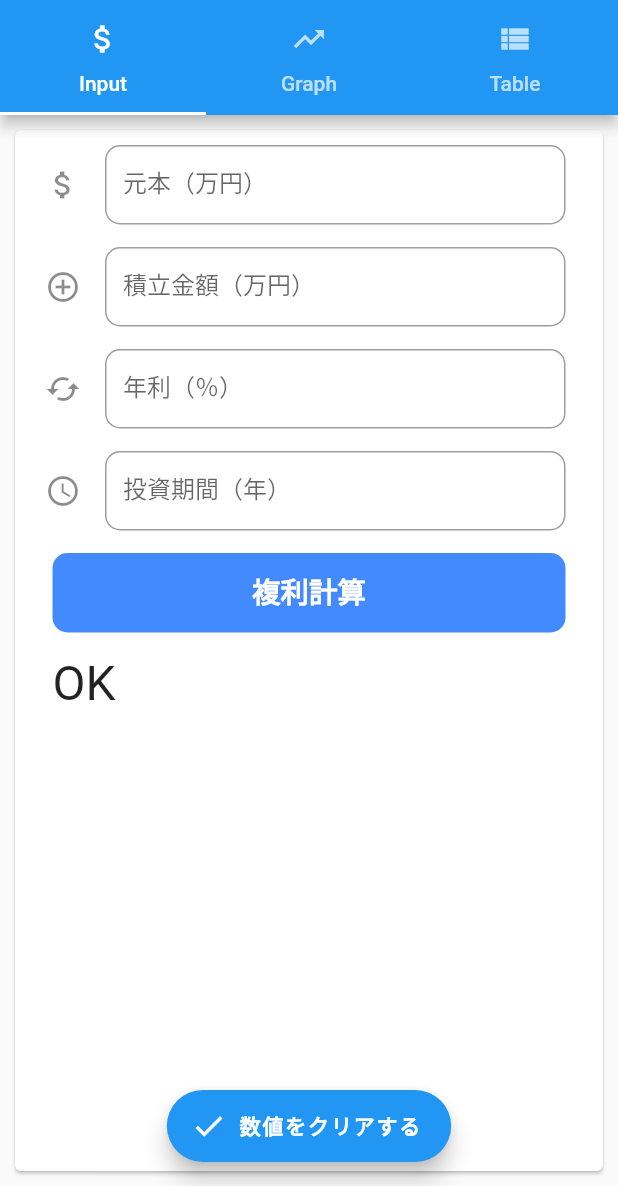
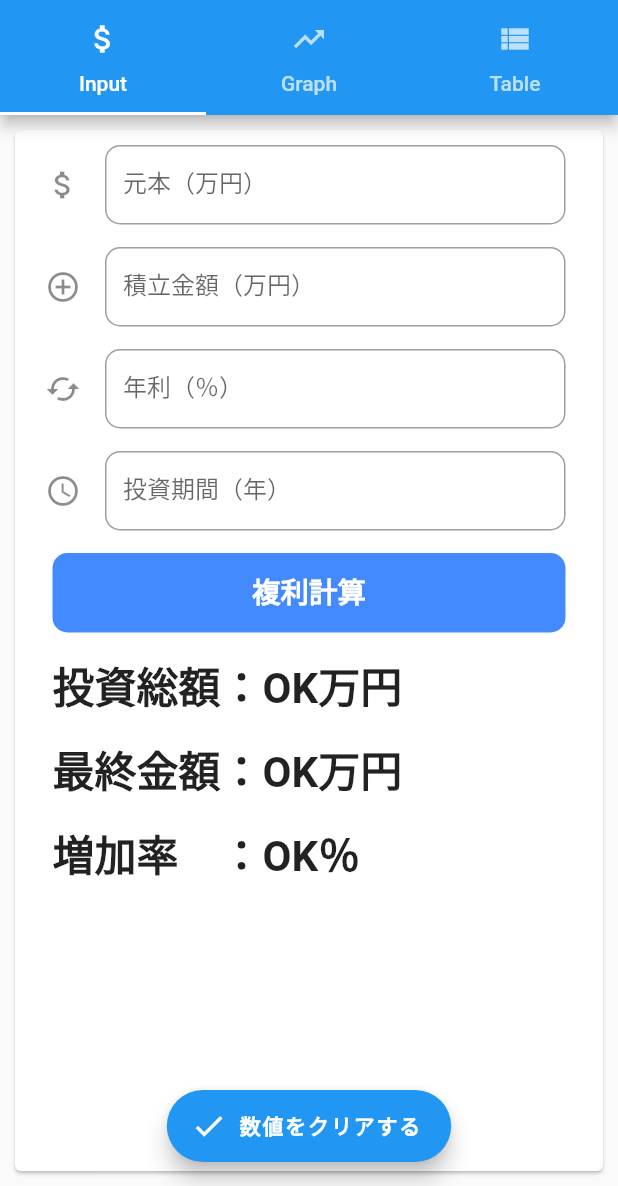
Before and after one commit to earlydogs/cupertino_practice, a Flutter app: the screen it shows after launch, on a phone screen of 412 x 824 dp, the part 50-1236 px from its top. Run offline on Flutter 3.47's test engine with Material 2 defaults, Android fonts, the phone set to English and light mode, and no system bars; drawn by our look-alikes of keyboard_actions; our stand-ins replace decimal; missing offline and left inert: dart:ffi.

Commit message:
20191224 3rd

```diff
--- a/lib/main.dart
+++ b/lib/main.dart
@@ -1,3 +1,5 @@
+import 'dart:ffi';
+
 import 'package:flutter/material.dart';
 import 'package:decimal/decimal.dart';
 import 'dart:math';
@@ -38,12 +40,76 @@ class _MainPageState extends State<MainPage> {
     Tab(text: 'Table', icon: Icon(Icons.view_list)),
   ];
 
+  final FocusNode _currentBalanceFocusNode = FocusNode();
+  final FocusNode _monthlyAdditionFocusNode = FocusNode();
+  final FocusNode _interestRateYearFocusNode = FocusNode();
+  final FocusNode _periodYearFocusNode = FocusNode();
+
+  String _inputCurrentBalance;
+  String _inputMonthlyAddition;
+  String _inputInterestRateYear;
+  String _inputPeriodYear;
+
+  final d = Decimal.tryParse;
+
+  //入力項目のコントローラ
+
+  var _controllerCurrentBalance = TextEditingController();
+  var _controllerMonthlyAddition = TextEditingController();
+  var _controllerInterestRateYear = TextEditingController();
+  var _controllerPeriodYear = TextEditingController();
+
+  KeyboardActionsConfig _buildConfig(BuildContext context) {
+    return KeyboardActionsConfig(
+      keyboardActionsPlatform: KeyboardActionsPlatform.ALL,
+      keyboardBarColor: Colors.grey[100],
+      nextFocus: true,
+      actions: [
+        KeyboardAction(
+          focusNode: _currentBalanceFocusNode,
+        ),
+        KeyboardAction(
+          focusNode: _monthlyAdditionFocusNode,
+        ),
+        KeyboardAction(
+          focusNode: _interestRateYearFocusNode,
+        ),
+        KeyboardAction(
+          focusNode: _periodYearFocusNode,
+        ),
+      ],
+    );
+  }
+
+  void buttonPressed() {
+    //big decimal で受け取る。が、Doubleで計算しちゃう。。
+//    var inputCurrentBalance = d(_controllerCurrentBalance.text);
+//    var inputMonthlyAddition = d(_controllerMonthlyAddition.text);
+//    var inputInterestRateYear = d(_controllerInterestRateYear.text);
+//    var inputPeriodYear = d(_controllerPeriodYear.text);
+//    var inputInterestRateYearNum =
+//    d((inputInterestRateYear.toDouble() / 100 + 1).toString());
+//    var inputInterestRateMonth =
+//        (pow(inputInterestRateYearNum.toDouble(), d('0.0833333').toDouble()) *
+//            10000)
+//            .round() /
+//            10000;
+
+//    calcValue(inputCurrentBalance, inputMonthlyAddition, inputInterestRateMonth,
+//        inputPeriodYear);
+
+    setState(() {
+      _inputCurrentBalance = _controllerCurrentBalance.text;
+    });
+  }
+
+  void calcValue(var a, var b, var c, var d) {}
+
   @override
   void initState() {
+    _inputCurrentBalance = 'OK';
     super.initState();
   }
-
-  var _controllerCurrentBalance = TextEditingController();
 
   @override
   Widget build(BuildContext context) {
@@ -68,8 +134,205 @@ class _MainPageState extends State<MainPage> {
         ),
         body: SafeArea(
           child: TabBarView(children: <Widget>[
-            FormKeyboardActions(
-              child: Content(controllerCurrentBalance: _controllerCurrentBalance),
+            KeyboardActions(
+              config: _buildConfig(context),
+              child: GestureDetector(
+                onTap: () {
+                  _currentBalanceFocusNode.unfocus();
+                  _monthlyAdditionFocusNode.unfocus();
+                  _interestRateYearFocusNode.unfocus();
+                  _periodYearFocusNode.unfocus();
+                },
+                child: Card(
+                  margin: EdgeInsets.all(10.0),
+                  child: SingleChildScrollView(
+                    child: Column(
+                      mainAxisAlignment: MainAxisAlignment.start,
+                      mainAxisSize: MainAxisSize.max,
+                      crossAxisAlignment: CrossAxisAlignment.stretch,
+                      children: <Widget>[
+                        Padding(
+                          padding: EdgeInsets.fromLTRB(20.0, 10.0, 25.0, 10.0),
+                          child: TextField(
+                            decoration: InputDecoration(
+                              labelText: "元本（万円）",
+                              hintText: "数値で入力してください",
+                              icon: Icon(Icons.attach_money),
+                              fillColor: Colors.blueAccent,
+                              border: OutlineInputBorder(
+                                  borderRadius: BorderRadius.circular(10.0)),
+                              counterText: "",
+                            ),
+                            controller: _controllerCurrentBalance,
+                            keyboardType: TextInputType.number,
+                            focusNode: _currentBalanceFocusNode,
+                            maxLength: 8,
+                            maxLengthEnforced: true,
+                            style: TextStyle(
+                                fontSize: 16.0,
+                                height: 0.8,
+                                color: Colors.blueAccent,
+                                fontWeight: FontWeight.w400,
+                                fontFamily: "Roboto"),
+                            onChanged: (controller) {
+                              setState(() {
+                                _inputCurrentBalance =
+                                    _controllerCurrentBalance.text;
+                              });
+                            },
+                          ),
+                        ),
+                        Padding(
+                          padding: EdgeInsets.fromLTRB(20.0, 5.0, 25.0, 10.0),
+                          child: TextField(
+                            decoration: InputDecoration(
+                              labelText: "積立金額（万円）",
+                              hintText: "数値で入力してください",
+                              icon: Icon(Icons.add_circle_outline),
+                              fillColor: Colors.blueAccent,
+                              border: OutlineInputBorder(
+                                  borderRadius: BorderRadius.circular(10.0)),
+                              counterText: "",
+                            ),
+                            controller: _controllerMonthlyAddition,
+                            keyboardType: TextInputType.number,
+                            focusNode: _monthlyAdditionFocusNode,
+                            maxLength: 8,
+                            maxLengthEnforced: true,
+                            style: TextStyle(
+                                fontSize: 16.0,
+                                height: 0.8,
+                                color: Colors.blueAccent,
+                                fontWeight: FontWeight.w400,
+                                fontFamily: "Roboto"),
+                            onChanged: (controller) {
+                              setState(() {
+                                _inputMonthlyAddition =
+                                    _controllerMonthlyAddition.text;
+                              });
+                            },
+                          ),
+                        ),
+                        Padding(
+                          padding: EdgeInsets.fromLTRB(20.0, 5.0, 25.0, 10.0),
+                          child: TextField(
+                            decoration: InputDecoration(
+                              labelText: "年利（％）",
+                              hintText: "数値で入力してください",
+                              icon: Icon(Icons.cached),
+                              fillColor: Colors.blueAccent,
+                              border: OutlineInputBorder(
+                                  borderRadius: BorderRadius.circular(10.0)),
+                              counterText: "",
+                            ),
+                            controller: _controllerInterestRateYear,
+                            keyboardType: TextInputType.number,
+                            focusNode: _interestRateYearFocusNode,
+                            maxLength: 5,
+                            maxLengthEnforced: true,
+                            style: TextStyle(
+                                fontSize: 16.0,
+                                height: 0.8,
+                                color: Colors.blueAccent,
+                                fontWeight: FontWeight.w400,
+                                fontFamily: "Roboto"),
+                            onChanged: (controller) {
+                              setState(() {
+                                _inputInterestRateYear =
+                                    _controllerInterestRateYear.text;
+                              });
+                            },
+                          ),
+                        ),
+                        Padding(
+                          padding: EdgeInsets.fromLTRB(20.0, 5.0, 25.0, 10.0),
+                          child: TextField(
+                            decoration: InputDecoration(
+                              labelText: "投資期間（年）",
+                              hintText: "数値で入力してください",
+                              icon: Icon(Icons.schedule),
+                              fillColor: Colors.blueAccent,
+                              border: OutlineInputBorder(
+                                  borderRadius: BorderRadius.circular(10.0)),
+                              counterText: "",
+                            ),
+                            controller: _controllerPeriodYear,
+                            keyboardType: TextInputType.number,
+                            focusNode: _periodYearFocusNode,
+                            maxLength: 5,
+                            maxLengthEnforced: true,
+                            style: TextStyle(
+                                fontSize: 16.0,
+                                height: 0.8,
+                                color: Colors.blueAccent,
+                                fontWeight: FontWeight.w400,
+                                fontFamily: "Roboto"),
+                            onChanged: (controller) {
+                              setState(() {
+                                _inputPeriodYear = _controllerPeriodYear.text;
+                              });
+                            },
+                          ),
+                        ),
+                        Padding(
+                          padding: EdgeInsets.fromLTRB(25.0, 5.0, 25.0, 10.0),
+                          child: FlatButton(
+                            padding: EdgeInsets.all(15.0),
+                            color: Colors.blueAccent,
+                            shape: RoundedRectangleBorder(
+                              borderRadius:
+                                  BorderRadius.all(Radius.circular(10.0)),
+                            ),
+                            child: Text(
+                              "複利計算",
+                              style: TextStyle(
+                                  fontSize: 19.0,
+                                  height: 1.2,
+                                  fontWeight: FontWeight.w600,
+                                  fontFamily: "Roboto",
+                                  color: Colors.white),
+                            ),
+                            onPressed: buttonPressed,
+                          ),
+                        ),
+                        Padding(
+                          padding: EdgeInsets.fromLTRB(25.0, 5.0, 25.0, 10.0),
+                          child: Text(
+                            "投資総額：" + _inputCurrentBalance + "万円",
+                            style: TextStyle(
+                              fontSize: 28.0,
+                              fontWeight: FontWeight.w600,
+                              fontFamily: "Roboto",
+                            ),
+                          ),
+                        ),
+                        Padding(
+                          padding: EdgeInsets.fromLTRB(25.0, 5.0, 25.0, 10.0),
+                          child: Text(
+                            "最終金額：" + _inputCurrentBalance + "万円",
+                            style: TextStyle(
+                              fontSize: 28.0,
+                              fontWeight: FontWeight.w600,
+                              fontFamily: "Roboto",
+                            ),
+                          ),
+                        ),
+                        Padding(
+                          padding: EdgeInsets.fromLTRB(25.0, 5.0, 25.0, 70.0),
+                          child: Text(
+                            "増加率　：" + _inputCurrentBalance + "％",
+                            style: TextStyle(
+                              fontSize: 28.0,
+                              fontWeight: FontWeight.w600,
+                              fontFamily: "Roboto",
+                            ),
+                          ),
+                        )
+                      ],
+                    ),
+                  ),
+                ),
+              ),
             ),
             TabPage(title: 'Graph', icon: Icons.trending_up),
             TabPage(title: 'Table', icon: Icons.view_list),
@@ -77,7 +340,14 @@ class _MainPageState extends State<MainPage> {
         ),
         drawer: Drawer(child: ListView()),
         floatingActionButton: FloatingActionButton.extended(
-          onPressed: () {},
+          onPressed: () {
+            this.setState(() {
+              _controllerCurrentBalance.clear();
+              _controllerMonthlyAddition.clear();
+              _controllerInterestRateYear.clear();
+              _controllerPeriodYear.clear();
+            });
+          },
           icon: new Icon(Icons.done),
           label: Text("数値をクリアする",
               style: TextStyle(
@@ -115,230 +385,3 @@ class TabPage extends StatelessWidget {
     );
   }
 }
-
-class Content extends StatefulWidget {
-  @override
-  _ContentState createState() => _ContentState();
-
-  final TextEditingController controllerCurrentBalance;
-  Content({this.controllerCurrentBalance});
-
-}
-
-class _ContentState extends State<Content> {
-  final FocusNode _currentBalanceFocusNode = FocusNode();
-  final FocusNode _monthlyAdditionFocusNode = FocusNode();
-  final FocusNode _interestRateYearFocusNode = FocusNode();
-  final FocusNode _periodYearFocusNode = FocusNode();
-
-  String _message;
-
-  final d = Decimal.tryParse;
-
-  //入力項目のコントローラ
-
-  var _controllerMonthlyAddition = TextEditingController();
-  var _controllerInterestRateYear = TextEditingController();
-  var _controllerPeriodYear = TextEditingController();
-
-  KeyboardActionsConfig _buildConfig(BuildContext context) {
-    return KeyboardActionsConfig(
-      keyboardActionsPlatform: KeyboardActionsPlatform.ALL,
-      keyboardBarColor: Colors.grey[100],
-      nextFocus: true,
-      actions: [
-        KeyboardAction(
-          focusNode: _currentBalanceFocusNode,
-        ),
-        KeyboardAction(
-          focusNode: _monthlyAdditionFocusNode,
-        ),
-        KeyboardAction(
-          focusNode: _interestRateYearFocusNode,
-        ),
-        KeyboardAction(
-          focusNode: _periodYearFocusNode,
-        ),
-      ],
-    );
-  }
-
-  @override
-  void initState() {
-    _message = 'OK';
-    // Configure keyboard actions
-    FormKeyboardActions.setKeyboardActions(context, _buildConfig(context));
-    super.initState();
-  }
-
-  void buttonPressed() {
-    //big decimal で受け取る。が、Doubleで計算しちゃう。。
-//    var inputCurrentBalance = d(_controllerCurrentBalance.text);
-//    var inputMonthlyAddition = d(_controllerMonthlyAddition.text);
-//    var inputInterestRateYear = d(_controllerInterestRateYear.text);
-//    var inputPeriodYear = d(_controllerPeriodYear.text);
-//    var inputInterestRateYearNum =
-//    d((inputInterestRateYear.toDouble() / 100 + 1).toString());
-//    var inputInterestRateMonth =
-//        (pow(inputInterestRateYearNum.toDouble(), d('0.0833333').toDouble()) *
-//            10000)
-//            .round() /
-//            10000;
-
-//    calcValue(inputCurrentBalance, inputMonthlyAddition, inputInterestRateMonth,
-//        inputPeriodYear);
-
-    setState(() {
-      _message = controllerCurrentBalance.text;
-    });
-  }
-
-  void calcValue(var a, var b, var c, var d) {}
-
-  @override
-  Widget build(BuildContext context) {
-    return GestureDetector(
-      onTap: () {
-        _currentBalanceFocusNode.unfocus();
-        _monthlyAdditionFocusNode.unfocus();
-        _interestRateYearFocusNode.unfocus();
-        _periodYearFocusNode.unfocus();
-      },
-      child: Card(
-        margin: EdgeInsets.all(10.0),
-        child: SingleChildScrollView(
-          child: Column(
-            mainAxisAlignment: MainAxisAlignment.start,
-            mainAxisSize: MainAxisSize.max,
-            crossAxisAlignment: CrossAxisAlignment.stretch,
-            children: <Widget>[
-              Padding(
-                padding: EdgeInsets.fromLTRB(20.0, 10.0, 25.0, 10.0),
-                child: TextField(
-                  decoration: InputDecoration(
-                    labelText: "元本（万円）",
-                    hintText: "数値で入力してください",
-                    icon: Icon(Icons.attach_money),
-                    fillColor: Colors.blueAccent,
-                    border: OutlineInputBorder(
-                        borderRadius: BorderRadius.circular(10.0)),
-                  ),
-                  controller: _controllerCurrentBalance,
-                  keyboardType: TextInputType.number,
-                  focusNode: _currentBalanceFocusNode,
-                  style: TextStyle(
-                      fontSize: 16.0,
-                      height: 0.8,
-                      color: Colors.blueAccent,
-                      fontWeight: FontWeight.w400,
-                      fontFamily: "Roboto"),
-                  onChanged: (controller) {
-                    setState(() {
-                      _message = _controllerCurrentBalance.text;
-                    });
-                  },
-                ),
-              ),
-              Padding(
-                padding: EdgeInsets.fromLTRB(20.0, 5.0, 25.0, 10.0),
-                child: TextFormField(
-                  decoration: InputDecoration(
-                    labelText: "積立金額（万円）",
-                    hintText: "数値で入力してください",
-                    icon: Icon(Icons.add_circle_outline),
-                    fillColor: Colors.blueAccent,
-                    border: OutlineInputBorder(
-                        borderRadius: BorderRadius.circular(10.0)),
-                  ),
-                  controller: _controllerMonthlyAddition,
-                  keyboardType: TextInputType.number,
-                  focusNode: _monthlyAdditionFocusNode,
-                  style: TextStyle(
-                      fontSize: 16.0,
-                      height: 0.8,
-                      color: Colors.blueAccent,
-                      fontWeight: FontWeight.w400,
-                      fontFamily: "Roboto"),
-                ),
-              ),
-              Padding(
-                padding: EdgeInsets.fromLTRB(20.0, 5.0, 25.0, 10.0),
-                child: TextFormField(
-                  decoration: InputDecoration(
-                    labelText: "年利（％）",
-                    hintText: "数値で入力してください",
-                    icon: Icon(Icons.cached),
-                    fillColor: Colors.blueAccent,
-                    border: OutlineInputBorder(
-                        borderRadius: BorderRadius.circular(10.0)),
-                  ),
-                  controller: _controllerInterestRateYear,
-                  keyboardType: TextInputType.number,
-                  focusNode: _interestRateYearFocusNode,
-                  style: TextStyle(
-                      fontSize: 16.0,
-                      height: 0.8,
-                      color: Colors.blueAccent,
-                      fontWeight: FontWeight.w400,
-                      fontFamily: "Roboto"),
-                ),
-              ),
-              Padding(
-                padding: EdgeInsets.fromLTRB(20.0, 5.0, 25.0, 10.0),
-                child: TextFormField(
-                  decoration: InputDecoration(
-                    labelText: "投資期間（年）",
-                    hintText: "数値で入力してください",
-                    icon: Icon(Icons.schedule),
-                    fillColor: Colors.blueAccent,
-                    border: OutlineInputBorder(
-                        borderRadius: BorderRadius.circular(10.0)),
-                  ),
-                  controller: _controllerPeriodYear,
-                  keyboardType: TextInputType.number,
-                  focusNode: _periodYearFocusNode,
-                  style: TextStyle(
-                      fontSize: 16.0,
-                      height: 0.8,
-                      color: Colors.blueAccent,
-                      fontWeight: FontWeight.w400,
-                      fontFamily: "Roboto"),
-                ),
-              ),
-              Padding(
-                padding: EdgeInsets.fromLTRB(25.0, 5.0, 25.0, 10.0),
-                child: FlatButton(
-                  padding: EdgeInsets.all(15.0),
-                  color: Colors.blueAccent,
-                  shape: RoundedRectangleBorder(
-                    borderRadius: BorderRadius.all(Radius.circular(10.0)),
-                  ),
-                  child: Text(
-                    "複利計算",
-                    style: TextStyle(
-                        fontSize: 19.0,
-                        height: 1.2,
-                        fontWeight: FontWeight.w600,
-                        fontFamily: "Roboto",
-                        color: Colors.white),
-                  ),
-                  onPressed: buttonPressed,
-                ),
-              ),
-              Padding(
-                padding: EdgeInsets.fromLTRB(25.0, 5.0, 25.0, 10.0),
-                child: Text(
-                  _message,
-                  style: TextStyle(
-                    fontSize: 32.0,
-                    fontWeight: FontWeight.w400,
-                  ),
-                ),
-              )
-            ],
-          ),
-        ),
-      ),
-    );
-  }
-}
--- a/pubspec.yaml
+++ b/pubspec.yaml
@@ -25,7 +25,7 @@ dependencies:
   cupertino_icons: ^0.1.2
 
   #add packages
-  keyboard_actions: ^2.1.2
+  keyboard_actions: ^3.1.2
   decimal: ^0.3.5
   charts_flutter: ^0.8.1
 
```
Also changed, not shown: pubspec.lock.
